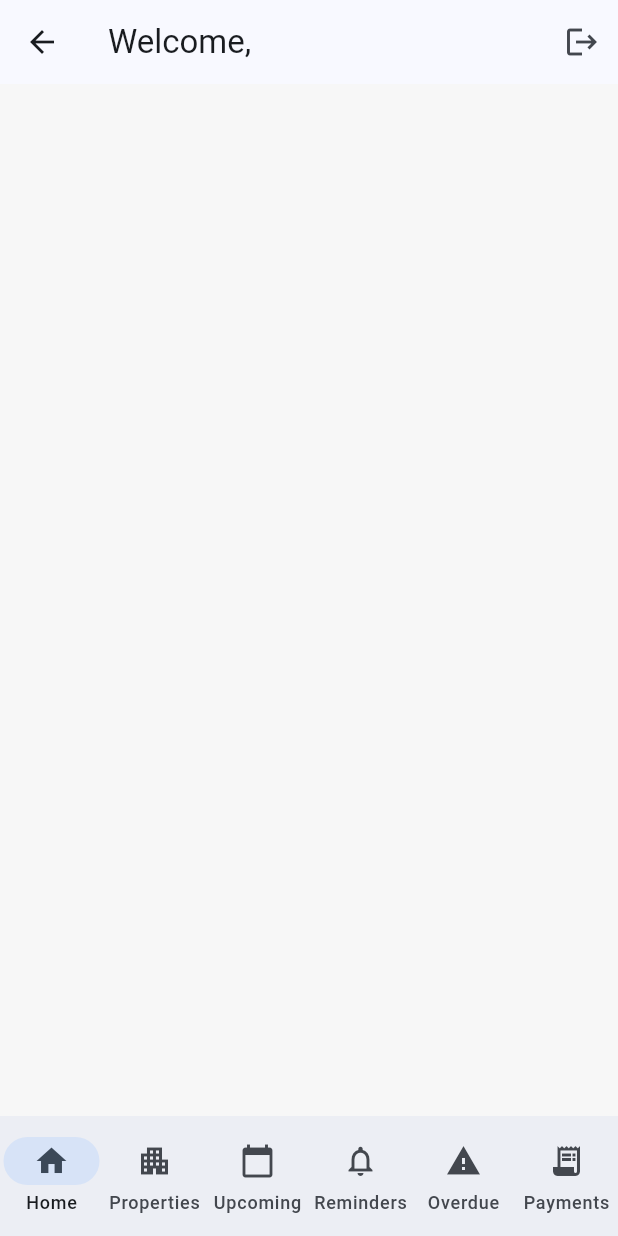
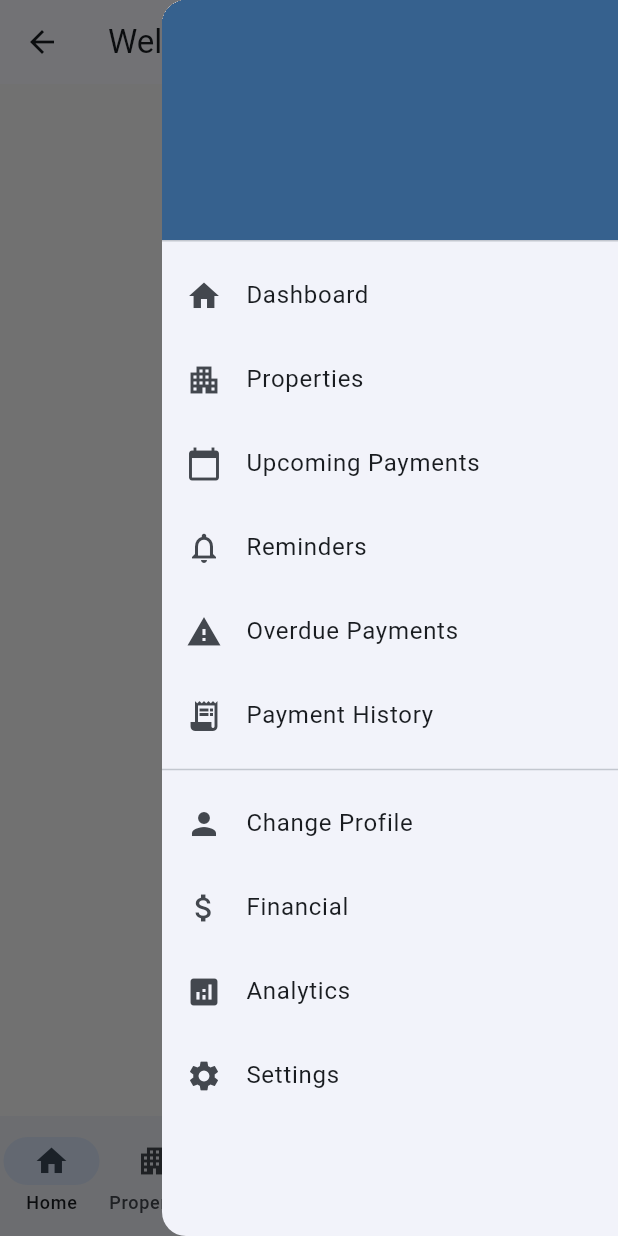
Before and after one commit to Princejozze/new_tenant_vision_app, a Flutter app: the _MobileScaffold screen opened directly with empty values, with the side drawer open (before the commit the screen has no drawer), on a phone screen of 412 x 824 dp. Run offline on Flutter 3.47's test engine with Material 3 defaults, Android fonts, the phone set to English and light mode, and no system bars; our stand-ins replace cloud_firestore, firebase_auth, firebase_core, go_router, google_sign_in, open_file and 3 more; accounts and stored records are empty.

Commit message:
feat(ui): add top-right hamburger and end drawer with page list; add profile icon in app bar; add blank pages (Settings, Change Profile, Financial, Analytics) and routes; wire drawer items to tabs/routes

```diff
--- a/lib/src/navigation/router.dart
+++ b/lib/src/navigation/router.dart
@@ -10,6 +10,10 @@ import 'package:provider/provider.dart';
 import 'package:myapp/src/services/auth_service.dart';
 import 'package:myapp/src/screens/auth/login_screen.dart';
 import 'package:myapp/src/screens/auth/register_screen.dart';
+import 'package:myapp/src/screens/settings_screen.dart';
+import 'package:myapp/src/screens/change_profile_screen.dart';
+import 'package:myapp/src/screens/financial_screen.dart';
+import 'package:myapp/src/screens/analytics_screen.dart';
 import 'package:provider/provider.dart';
 
 final GoRouter router = GoRouter(
@@ -35,6 +39,22 @@ final GoRouter router = GoRouter(
       builder: (BuildContext context, GoRouterState state) {
         return const ScaffoldWithNavigation();
       },
+    ),
+    GoRoute(
+      path: '/settings',
+      builder: (context, state) => const SettingsScreen(),
+    ),
+    GoRoute(
+      path: '/profile',
+      builder: (context, state) => const ChangeProfileScreen(),
+    ),
+    GoRoute(
+      path: '/financial',
+      builder: (context, state) => const FinancialScreen(),
+    ),
+    GoRoute(
+      path: '/analytics',
+      builder: (context, state) => const AnalyticsScreen(),
     ),
     GoRoute(
       path: '/house/:houseId',
--- /dev/null
+++ b/lib/src/screens/analytics_screen.dart
@@ -0,0 +1,15 @@
+import 'package:flutter/material.dart';
+
+class AnalyticsScreen extends StatelessWidget {
+  const AnalyticsScreen({super.key});
+
+  @override
+  Widget build(BuildContext context) {
+    return Scaffold(
+      appBar: AppBar(title: const Text('Analytics')),
+      body: const Center(
+        child: Text('Analytics page (coming soon)'),
+      ),
+    );
+  }
+}
--- /dev/null
+++ b/lib/src/screens/change_profile_screen.dart
@@ -0,0 +1,15 @@
+import 'package:flutter/material.dart';
+
+class ChangeProfileScreen extends StatelessWidget {
+  const ChangeProfileScreen({super.key});
+
+  @override
+  Widget build(BuildContext context) {
+    return Scaffold(
+      appBar: AppBar(title: const Text('Change Profile')),
+      body: const Center(
+        child: Text('Change Profile page (coming soon)'),
+      ),
+    );
+  }
+}
--- /dev/null
+++ b/lib/src/screens/financial_screen.dart
@@ -0,0 +1,15 @@
+import 'package:flutter/material.dart';
+
+class FinancialScreen extends StatelessWidget {
+  const FinancialScreen({super.key});
+
+  @override
+  Widget build(BuildContext context) {
+    return Scaffold(
+      appBar: AppBar(title: const Text('Financial')),
+      body: const Center(
+        child: Text('Financial page (coming soon)'),
+      ),
+    );
+  }
+}
--- /dev/null
+++ b/lib/src/screens/settings_screen.dart
@@ -0,0 +1,15 @@
+import 'package:flutter/material.dart';
+
+class SettingsScreen extends StatelessWidget {
+  const SettingsScreen({super.key});
+
+  @override
+  Widget build(BuildContext context) {
+    return Scaffold(
+      appBar: AppBar(title: const Text('Settings')),
+      body: const Center(
+        child: Text('Settings page (coming soon)'),
+      ),
+    );
+  }
+}
--- a/lib/src/widgets/scaffold_with_navigation.dart
+++ b/lib/src/widgets/scaffold_with_navigation.dart
@@ -57,6 +57,10 @@ class _ScaffoldWithNavigationState extends State<ScaffoldWithNavigation> {
 }
 
 class _MobileScaffold extends StatelessWidget {
+  void _openProfile(BuildContext context) => context.go('/profile');
+  void _openSettings(BuildContext context) => context.go('/settings');
+  void _openFinancial(BuildContext context) => context.go('/financial');
+  void _openAnalytics(BuildContext context) => context.go('/analytics');
   final VoidCallback onSignOut;
   final String displayName;
   final int selectedIndex;
@@ -78,11 +82,82 @@ class _MobileScaffold extends StatelessWidget {
         title: Text('Welcome, $displayName'),
         actions: [
           IconButton(
+            tooltip: 'Menu',
+            icon: const Icon(Icons.menu),
+            onPressed: () => Scaffold.of(context).openEndDrawer(),
+          ),
+          IconButton(
+            tooltip: 'Profile',
+            icon: const Icon(Icons.account_circle),
+            onPressed: () => _openProfile(context),
+          ),
+          IconButton(
             tooltip: 'Sign out',
             icon: const Icon(Icons.logout),
             onPressed: onSignOut,
           )
         ],
+      ),
+      endDrawer: Drawer(
+        child: ListView(
+          children: [
+            UserAccountsDrawerHeader(
+              accountName: Text(displayName),
+              accountEmail: const Text(''),
+            ),
+            ListTile(
+              leading: const Icon(Icons.home),
+              title: const Text('Dashboard'),
+              onTap: () { Navigator.pop(context); onIndexChanged(0); },
+            ),
+            ListTile(
+              leading: const Icon(Icons.apartment),
+              title: const Text('Properties'),
+              onTap: () { Navigator.pop(context); onIndexChanged(1); },
+            ),
+            ListTile(
+              leading: const Icon(Icons.calendar_today),
+              title: const Text('Upcoming Payments'),
+              onTap: () { Navigator.pop(context); onIndexChanged(2); },
+            ),
+            ListTile(
+              leading: const Icon(Icons.notifications_outlined),
+              title: const Text('Reminders'),
+              onTap: () { Navigator.pop(context); onIndexChanged(3); },
+            ),
+            ListTile(
+              leading: const Icon(Icons.warning_outlined),
+              title: const Text('Overdue Payments'),
+              onTap: () { Navigator.pop(context); onIndexChanged(4); },
+            ),
+            ListTile(
+              leading: const Icon(Icons.receipt_long),
+              title: const Text('Payment History'),
+              onTap: () { Navigator.pop(context); onIndexChanged(5); },
+            ),
+            const Divider(),
+            ListTile(
+              leading: const Icon(Icons.person),
+              title: const Text('Change Profile'),
+              onTap: () { Navigator.pop(context); _openProfile(context); },
+            ),
+            ListTile(
+              leading: const Icon(Icons.attach_money),
+              title: const Text('Financial'),
+              onTap: () { Navigator.pop(context); _openFinancial(context); },
+            ),
+            ListTile(
+              leading: const Icon(Icons.analytics),
+              title: const Text('Analytics'),
+              onTap: () { Navigator.pop(context); _openAnalytics(context); },
+            ),
+            ListTile(
+              leading: const Icon(Icons.settings),
+              title: const Text('Settings'),
+              onTap: () { Navigator.pop(context); _openSettings(context); },
+            ),
+          ],
+        ),
       ),
       body: child,
       bottomNavigationBar: NavigationBar(
@@ -120,6 +195,10 @@ class _MobileScaffold extends StatelessWidget {
 }
 
 class _DesktopScaffold extends StatelessWidget {
+  void _openProfile(BuildContext context) => context.go('/profile');
+  void _openSettings(BuildContext context) => context.go('/settings');
+  void _openFinancial(BuildContext context) => context.go('/financial');
+  void _openAnalytics(BuildContext context) => context.go('/analytics');
   final VoidCallback onSignOut;
   final String displayName;
   final int selectedIndex;
@@ -140,6 +219,11 @@ class _DesktopScaffold extends StatelessWidget {
       appBar: AppBar(
         title: Text('Welcome, $displayName'),
         actions: [
+          IconButton(
+            tooltip: 'Profile',
+            icon: const Icon(Icons.account_circle),
+            onPressed: () => _openProfile(context),
+          ),
           IconButton(
             tooltip: 'Sign out',
             icon: const Icon(Icons.logout),
```
